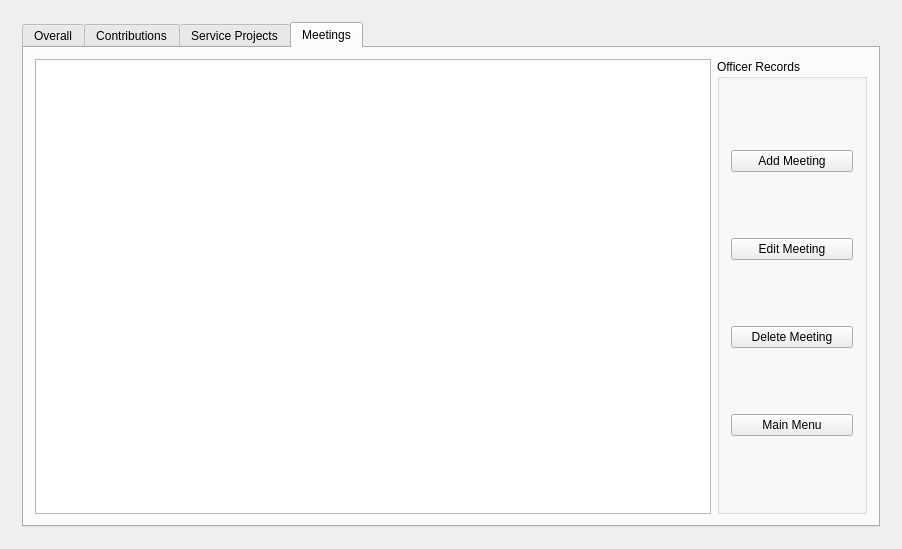
Qt form NHS_BullDog_Log/mainwidget.ui (shanetorres/NHS-BullDogLog) before a commit.
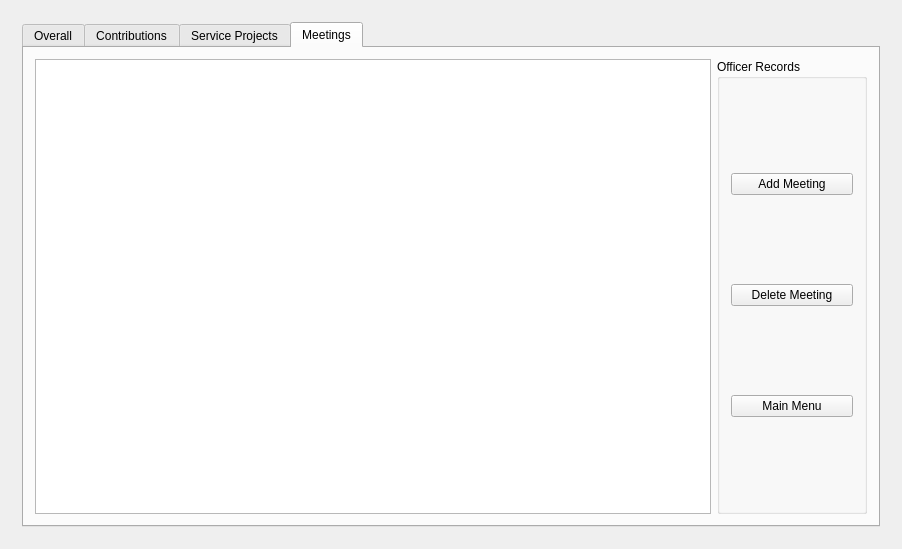
The same form after that commit. The open tabs and pages were chosen to show the change.

What changed in the file:
```diff
--- a/NHS_BullDog_Log/mainwidget.ui
+++ b/NHS_BullDog_Log/mainwidget.ui
@@ -305,13 +305,6 @@
                 </property>
                </widget>
               </item>
-              <item>
-               <widget class="QPushButton" name="editMeetingButton">
-                <property name="text">
-                 <string>Edit Meeting</string>
-                </property>
-               </widget>
-              </item>
               <item>
                <widget class="QPushButton" name="deleteMeetingButton">
                 <property name="text">
```
Left out of the diff: 11 changed lines with no effect on the pictures.
